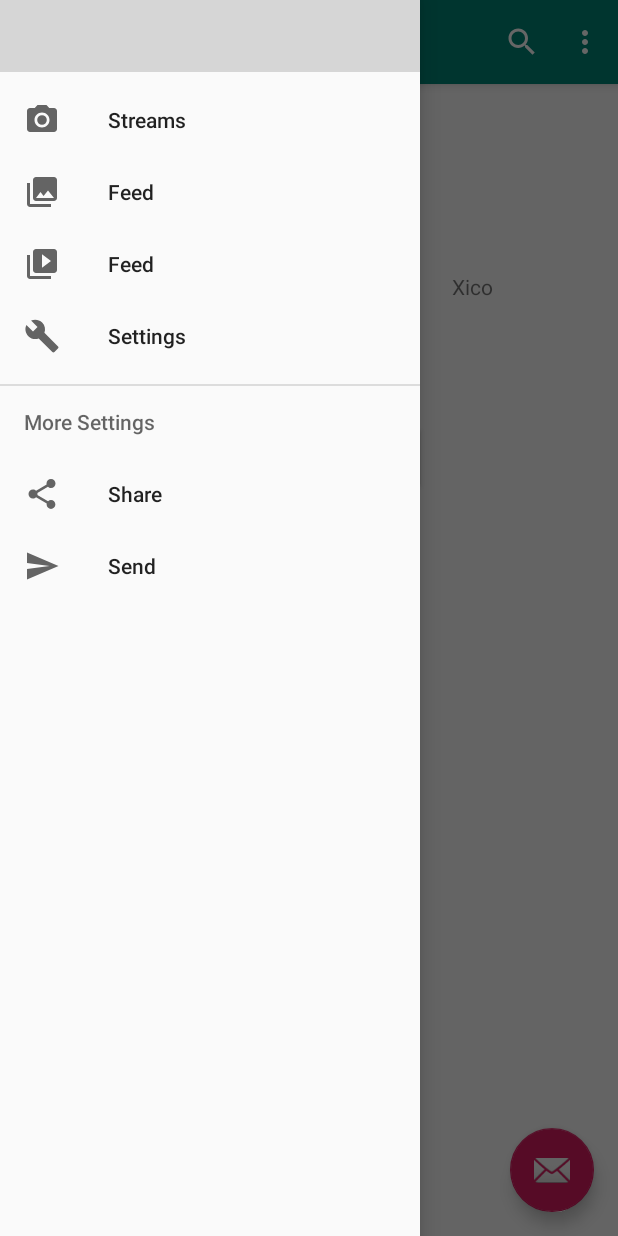
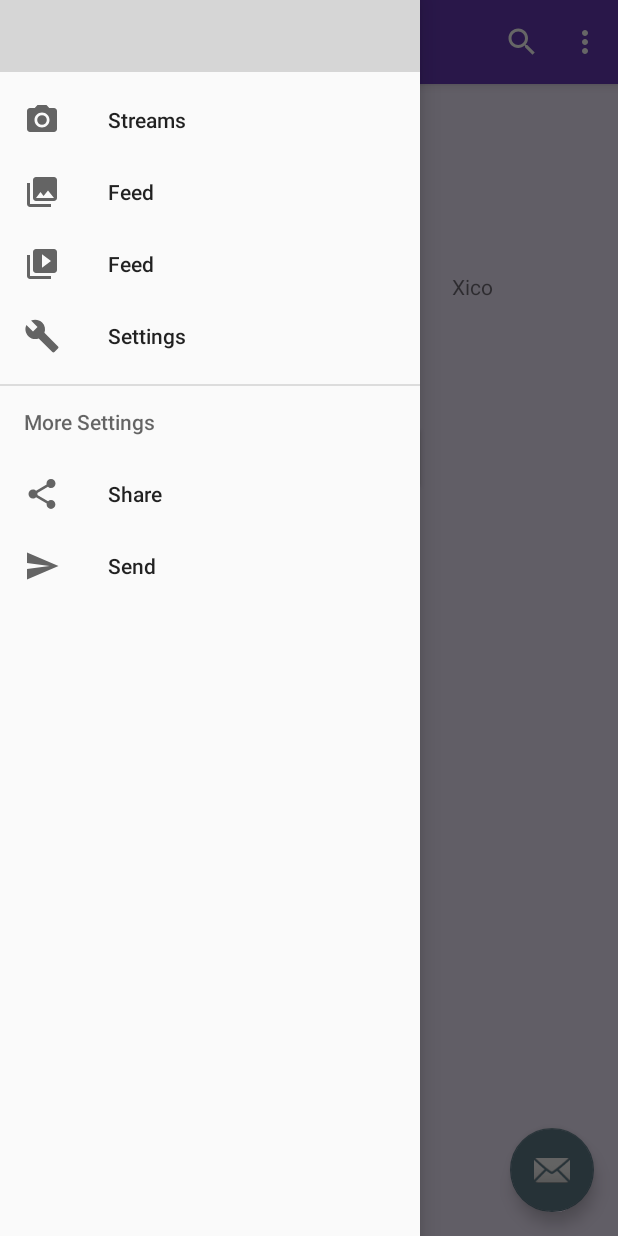
Before and after one commit to TomasFernandes/TeamN3v3rMindAndroid, an Android app: the Nav screen opened directly, with no data from a screen before it, with the side drawer open, on a phone screen of 412 x 824 dp. Run offline under Robolectric (Android 15) with nearby library versions, the phone set to English and light mode, and no system bars; grey boxes are pictures that could not be loaded.

Commit message:
Mudança de cor

```diff
--- a/app/src/main/java/com/example/tomas1207portable/jsonread/Nav.java
+++ b/app/src/main/java/com/example/tomas1207portable/jsonread/Nav.java
@@ -31,17 +31,17 @@ public class Nav extends AppCompatActivity //principal
 
         super.onCreate(savedInstanceState);
         setContentView(R.layout.activity_nav);
-//
-//        WebView webView;
-//        webView = findViewById(R.id.Twitch);
-//        URL url = null;
-//        try {
-//             url = new URL("https://twitch.tv/tomas1207");
-//        } catch (MalformedURLException e) {
-//            e.printStackTrace();
-//        }
-//
-//        webView.loadUrl(String.valueOf(url));
+
+        WebView webView;
+        webView = findViewById(R.id.Twitch);
+        URL url = null;
+        try {
+             url = new URL("https://twitch.tv/tomas1207");
+        } catch (MalformedURLException e) {
+            e.printStackTrace();
+        }
+
+        webView.loadUrl(String.valueOf(url));
 
 //TODO:Ver como fazer para ler a apagina da twicht na app
 
--- a/app/src/main/res/drawable-v21/ic_menu_slideshow.xml
+++ b/app/src/main/res/drawable-v21/ic_menu_slideshow.xml
@@ -4,6 +4,6 @@
     android:viewportWidth="24.0"
     android:viewportHeight="24.0">
     <path
-        android:fillColor="#FF000000"
+        android:fillColor="#607D8B"
         android:pathData="M4,6H2v14c0,1.1 0.9,2 2,2h14v-2H4V6zm16,-4H8c-1.1,0 -2,0.9 -2,2v12c0,1.1 0.9,2 2,2h12c1.1,0 2,-0.9 2,-2V4c0,-1.1 -0.9,-2 -2,-2zm-8,12.5v-9l6,4.5 -6,4.5z" />
 </vector>
--- a/app/src/main/res/drawable-v24/ic_launcher_foreground.xml
+++ b/app/src/main/res/drawable-v24/ic_launcher_foreground.xml
@@ -17,7 +17,7 @@
                 android:startY="61.0927"
                 android:type="linear">
                 <item
-                    android:color="#44000000"
+                    android:color="#512DA8"
                     android:offset="0.0" />
                 <item
                     android:color="#00000000"
--- a/app/src/main/res/layout/activity_main.xml
+++ b/app/src/main/res/layout/activity_main.xml
@@ -5,7 +5,8 @@
     xmlns:app="http://schemas.android.com/apk/res-auto"
     android:layout_width="match_parent"
     android:layout_height="match_parent"
-    tools:context=".Teste">
+    tools:context=".Teste"
+    android:background="@color/colorAccent">
 
     <TextView
         android:id="@+id/Login_MainScreen"
--- a/app/src/main/res/layout/activity_nav.xml
+++ b/app/src/main/res/layout/activity_nav.xml
@@ -6,7 +6,8 @@
     android:layout_width="match_parent"
     android:layout_height="match_parent"
     android:fitsSystemWindows="true"
-    tools:openDrawer="start">
+    tools:openDrawer="start"
+    android:background="@color/colorFundo">
 
     <include
         layout="@layout/app_bar_nav"
--- a/app/src/main/res/values/colors.xml
+++ b/app/src/main/res/values/colors.xml
@@ -1,6 +1,7 @@
 <?xml version="1.0" encoding="utf-8"?>
 <resources>
-    <color name="colorPrimary">#008577</color>
-    <color name="colorPrimaryDark">#00574B</color>
-    <color name="colorAccent">#D81B60</color>
+    <color name="colorPrimary">#673AB7</color>
+    <color name="colorPrimaryDark">#512DA8</color>
+    <color name="colorAccent">#607D8B</color>
+    <color name="colorFundo">#f3ebff</color>
 </resources>
--- a/app/src/main/res/values/styles.xml
+++ b/app/src/main/res/values/styles.xml
@@ -10,6 +10,7 @@
 
     <style name="AppTheme.AppBarOverlay" parent="ThemeOverlay.AppCompat.Dark.ActionBar" />
 
+
     <style name="AppTheme.PopupOverlay" parent="ThemeOverlay.AppCompat.Light" />
 
 </resources>
```
Also changed, not shown: app/src/main/res/drawable/side_nav_bar.xml (+3 -4 lines).
